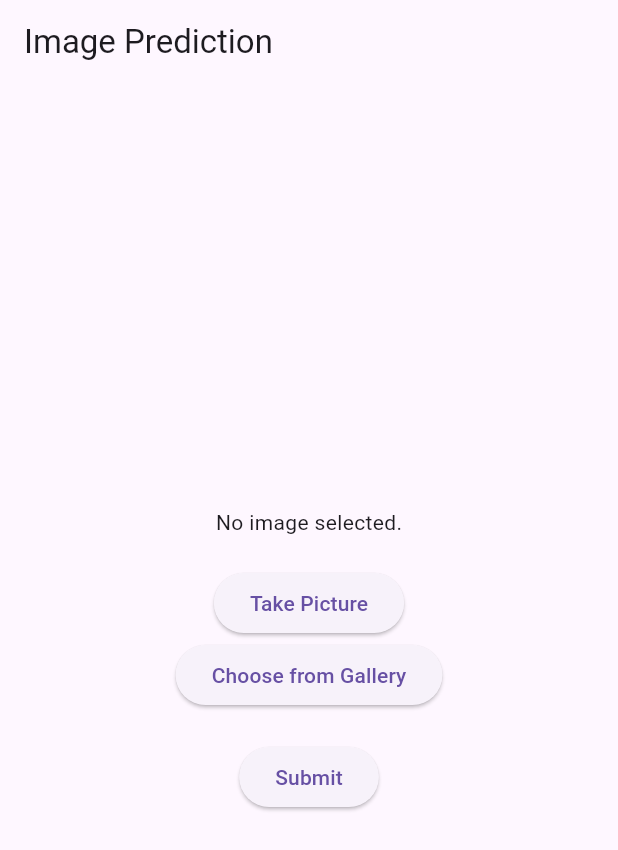
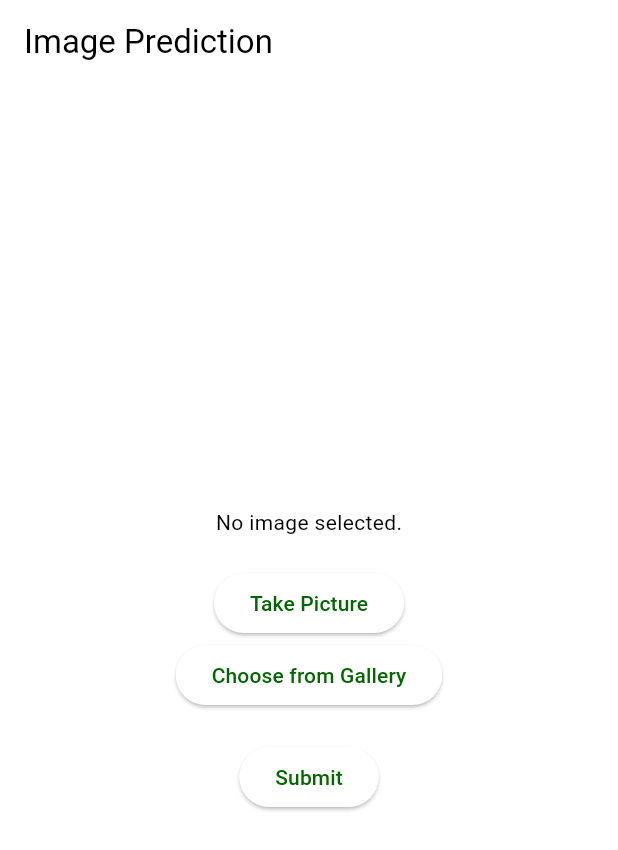
Before and after one commit to wolverinex24/Netra, a Flutter app: the screen it shows after launch, on a phone screen of 412 x 824 dp. Shown: the top 850 px of the screen. Run offline on Flutter 3.47's test engine with Material 3 defaults, Android fonts, the light colour scheme and no system bars; our stand-ins replace image_picker.

Commit message:
theme add

```diff
--- /dev/null
+++ b/lib/core/theme/appTheme.dart
@@ -0,0 +1,23 @@
+import 'package:flutter/material.dart';
+
+class AppTheme {
+  static const MaterialColor primaryColor = const MaterialColor(
+    0xFF026500,
+    const <int, Color>{
+      50: const Color(0xFFE8F5E9),
+      100: const Color(0xFFC8E6C9),
+      200: const Color(0xFFA5D6A7),
+      300: const Color(0xFF81C784),
+      400: const Color(0xFF66BB6A),
+      500: const Color(0xFF4CAF50),
+      600: const Color(0xFF43A047),
+      700: const Color(0xFF388E3C),
+      800: const Color(0xFF2E7D32),
+      900: const Color(0xFF1B5E20),
+    },
+  );
+
+  static const Color whiteColor = Colors.white;
+
+  // Define additional colors here if needed
+}
--- a/lib/main.dart
+++ b/lib/main.dart
@@ -1,7 +1,5 @@
-import 'dart:io';
-
 import 'package:flutter/material.dart';
-import 'package:image_picker/image_picker.dart';
+import 'package:netra/core/theme/appTheme.dart';
 import 'package:netra/features/homeScreen/screens/homeScreen.dart';
 
 void main() {
@@ -12,9 +10,11 @@ class MyApp extends StatelessWidget {
   @override
   Widget build(BuildContext context) {
     return MaterialApp(
+      debugShowCheckedModeBanner: false,
       title: 'Image Prediction App',
       theme: ThemeData(
-        primarySwatch: Colors.blue,
+        colorScheme: ColorScheme.fromSwatch(primarySwatch: AppTheme.primaryColor).copyWith(background: AppTheme.whiteColor),
+        // Add more theme properties here
       ),
       home: PredictionScreen(),
     );
```
